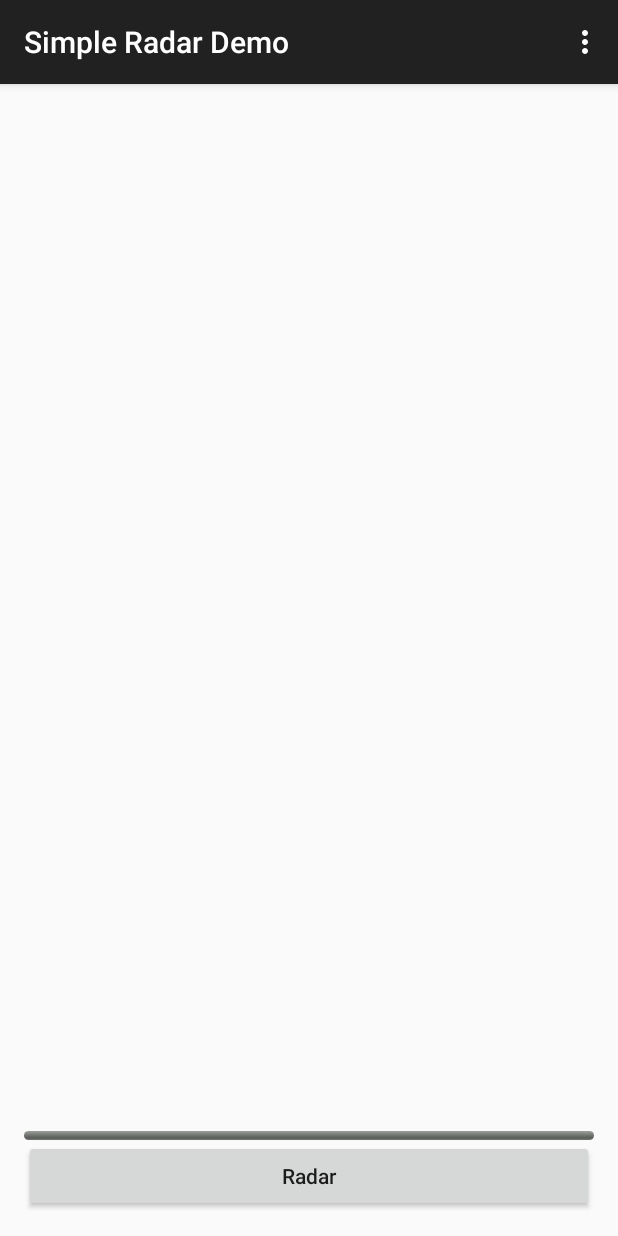
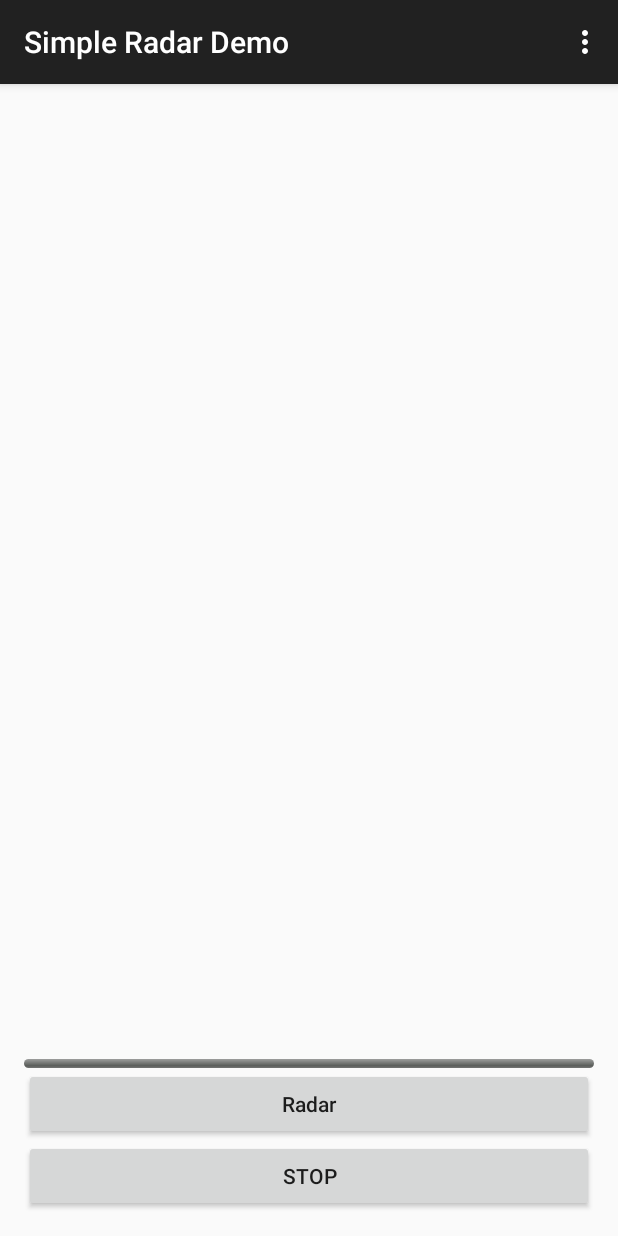
Before and after one commit to cedexis/AndroidRadar, an Android app: the screen it shows after launch (MainActivity), after a tap on "Radar", on a phone screen of 412 x 824 dp. Run offline under Robolectric (Android 15) with nearby library versions, the phone set to English and light mode, and no system bars.

Commit message:
add button to stop radar session

```diff
--- a/app/src/main/java/com/cedexis/simpleradardemo/MainActivity.java
+++ b/app/src/main/java/com/cedexis/simpleradardemo/MainActivity.java
@@ -40,6 +40,7 @@ public class MainActivity extends AppCompatActivity implements
     private int _requestorZoneId = 1;
     private int _requestorCustomerId = 18980;
     private String _impactPerformanceTestUrl = "http://www.cedexis.com/images/homepage/portal-bg-1.jpg";
+    private Intent _radarService;
 
     @Override
     protected void onCreate(Bundle savedInstanceState) {
@@ -114,9 +115,10 @@ public class MainActivity extends AppCompatActivity implements
                 , 0.5
         );
 
-        Intent radarService = new Intent(this, RadarService.class);
-        radarService.putExtra(RadarService.EXTRA_SESSION_PROPERTIES, radarSessionProperties);
-        startService(radarService);
+        _radarService = new Intent(this, RadarService.class);
+        _radarService.putExtra(RadarService.EXTRA_SESSION_PROPERTIES, radarSessionProperties);
+        startService(_radarService);
+
 
 //        RadarSessionTask task = new RadarSessionTask(this);
 //        task.set_caller(this);
@@ -175,4 +177,9 @@ public class MainActivity extends AppCompatActivity implements
         _providerNames = providerNames;
         radarButton.setEnabled(true);
     }
+
+    public void onStopClicked(View view) {
+        Log.d(TAG, "Stop clicked");
+        this.stopService(_radarService);
+    }
 }
--- a/app/src/main/res/layout/activity_main.xml
+++ b/app/src/main/res/layout/activity_main.xml
@@ -28,5 +28,11 @@
         android:text="@string/button"
         android:textAllCaps="false"
         android:enabled="false"/>
+    <Button
+        android:id="@+id/stop_session"
+        android:layout_width="match_parent"
+        android:layout_height="wrap_content"
+        android:text="Stop"
+        android:onClick="onStopClicked"/>
 
 </LinearLayout>
```
